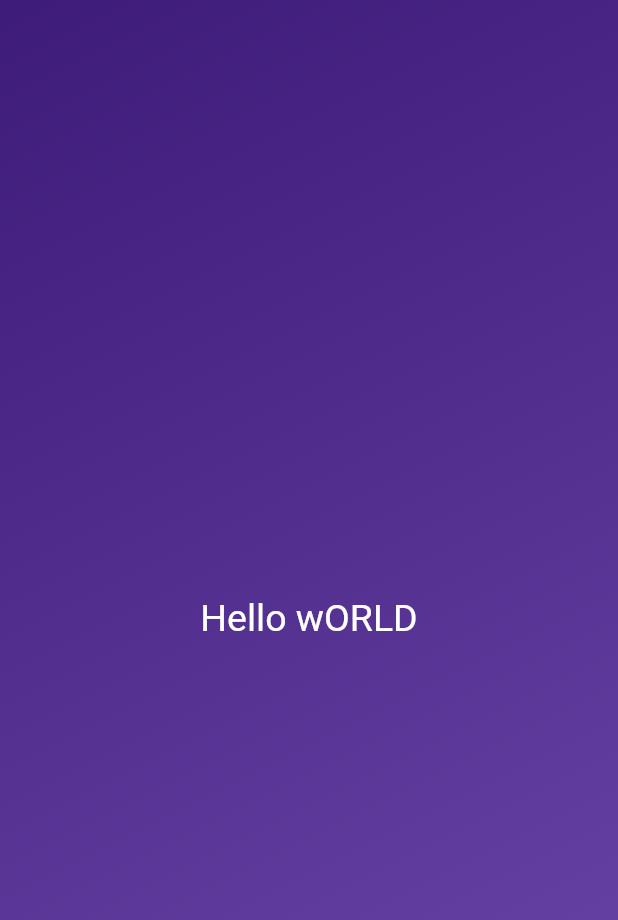
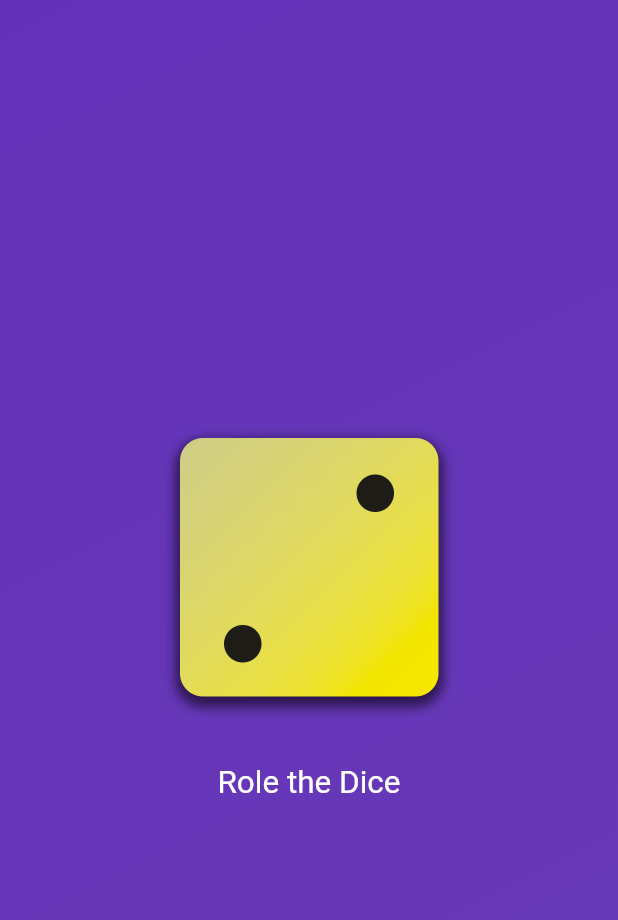
Before and after one commit to Samin8242/Learn_Flutter, a Flutter app: the screen it shows after launch, on a phone screen of 412 x 824 dp. Shown: the top 920 px of the screen. Run offline on Flutter 3.47's test engine with Material 2 defaults, Android fonts, the light colour scheme and no system bars.

Commit message:
dice app

```diff
--- /dev/null
+++ b/first_app/lib/gradient_container.dart
@@ -0,0 +1,49 @@
+import 'package:flutter/material.dart';
+
+var startAlignment = Alignment.topLeft;
+var endAlignment = Alignment.bottomRight;
+
+class GradientContainer extends StatelessWidget {
+  const GradientContainer(this.color1, this.color2, {super.key});
+  final Color color1;
+  final Color color2;
+
+
+  void rollDice() {
+    //
+  }
+  @override
+  Widget build(context) {
+    return Container(
+      decoration: BoxDecoration(
+        gradient: LinearGradient(
+          colors: [color1, color2],
+          begin: startAlignment,
+          end: endAlignment,
+        ),
+      ),
+      child: Center(
+          child: Column(
+        mainAxisSize: MainAxisSize.min,
+        children: [
+          Image.asset(
+            'assets/images/dice-2.png',
+            width: 200,
+          ),
+          const SizedBox(
+            height: 20,
+          ),
+          TextButton(
+              onPressed: rollDice,
+              style: TextButton.styleFrom(
+                  // padding: const EdgeInsets.only(
+                  //   top: 20,
+                  // ),
+                  foregroundColor: Colors.white,
+                  textStyle: const TextStyle(fontSize: 21)),
+              child: const Text('Role the Dice'))
+        ],
+      )),
+    );
+  }
+}
```
Also changed, not shown: first_app/lib/main.dart (+3 -22 lines), first_app/lib/styled_text.dart (added, +20 -0 lines), first_app/pubspec.yaml (+9 -4 lines), first_app/assets/images/dice-1.png (added), first_app/assets/images/dice-2.png (added), first_app/assets/images/dice-3.png (added), first_app/assets/images/dice-4.png (added), first_app/assets/images/dice-5.png (added), first_app/assets/images/dice-6.png (added).
